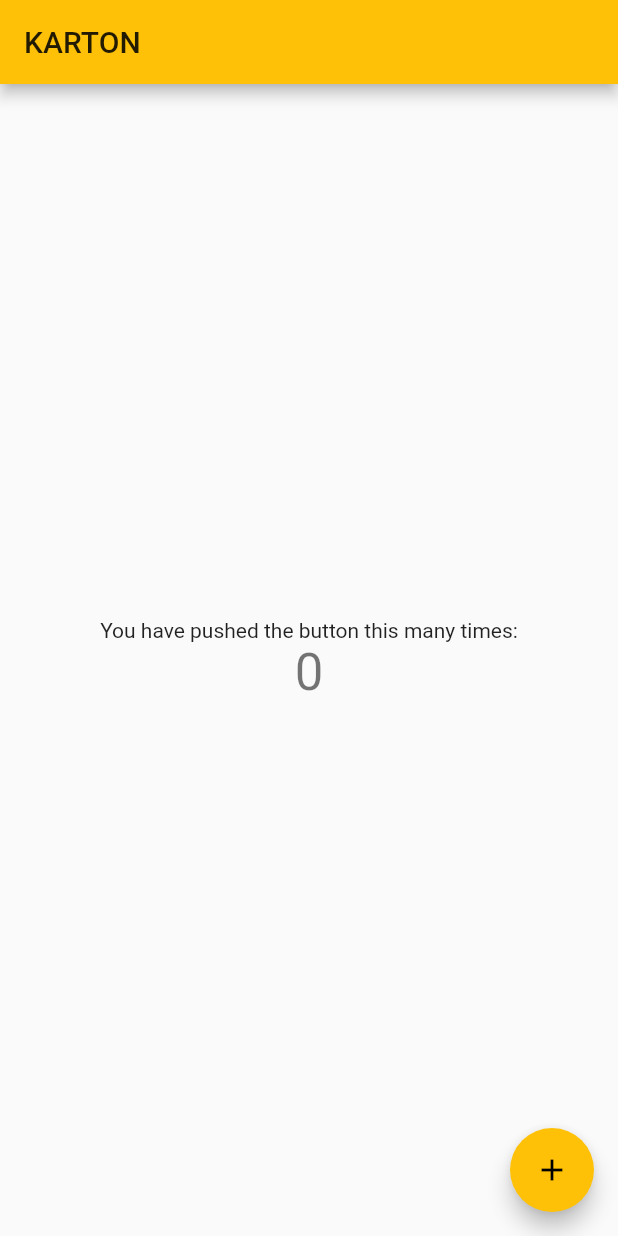
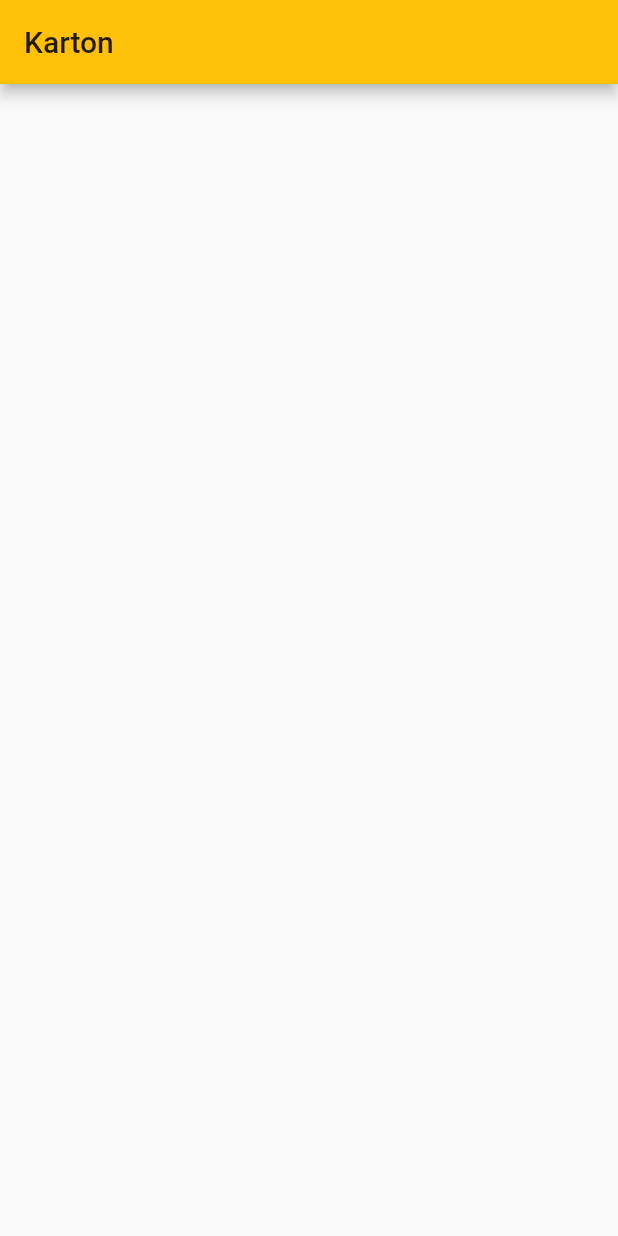
Before and after one commit to ModeAxe/KARTON, a Flutter app: the screen it shows after launch, on a phone screen of 412 x 824 dp. Run offline on Flutter 3.47's test engine with Material 2 defaults, Android fonts, the phone set to English and light mode, and no system bars; our stand-ins replace google_maps_flutter.

Commit message:
Started Maps intergration

```diff
--- a/karton/lib/main.dart
+++ b/karton/lib/main.dart
@@ -1,4 +1,6 @@
 import 'package:flutter/material.dart';
+import 'package:google_maps_flutter/google_maps_flutter.dart';
+
 
 void main() => runApp(MyApp());
 
@@ -11,92 +13,23 @@ class MyApp extends StatelessWidget {
       theme: ThemeData(
         primarySwatch: Colors.amber,
       ),
-      home: HomePage(title: 'KARTON'),
+      home: HomePage(),
     );
   }
 }
 
-class HomePage extends StatefulWidget {
-  HomePage({Key key, this.title}) : super(key: key);
-
-  // This widget is the home page of your application. It is stateful, meaning
-  // that it has a State object (defined below) that contains fields that affect
-  // how it looks.
-
-  // This class is the configuration for the state. It holds the values (in this
-  // case the title) provided by the parent (in this case the App widget) and
-  // used by the build method of the State. Fields in a Widget subclass are
-  // always marked "final".
-
-  final String title;
-
+class HomePage extends StatelessWidget {
   @override
-  _HomePageState createState() => _HomePageState();
-}
-
-class _HomePageState extends State<HomePage> {
-  int _counter = 0;
-
-  void _incrementCounter() {
-    setState(() {
-      // This call to setState tells the Flutter framework that something has
-      // changed in this State, which causes it to rerun the build method below
-      // so that the display can reflect the updated values. If we changed
-      // _counter without calling setState(), then the build method would not be
-      // called again, and so nothing would appear to happen.
-      _counter++;
-    });
-  }
-
-  @override
-  Widget build(BuildContext context) {
-    // This method is rerun every time setState is called, for instance as done
-    // by the _incrementCounter method above.
-    //
-    // The Flutter framework has been optimized to make rerunning build methods
-    // fast, so that you can just rebuild anything that needs updating rather
-    // than having to individually change instances of widgets.
-    return Scaffold(
-      appBar: AppBar(
-        // Here we take the value from the MyHomePage object that was created by
-        // the App.build method, and use it to set our appbar title.
-        title: Text(widget.title),
+  Widget build(BuildContext context){
+    return Scaffold(appBar: AppBar(
+      title: Text("Karton"),
+    ),
+    body: SingleChildScrollView(
+      child: Column(
+        crossAxisAlignment: CrossAxisAlignment.start,
+        children: <Widget>[],
       ),
-      body: Center(
-        // Center is a layout widget. It takes a single child and positions it
-        // in the middle of the parent.
-        child: Column(
-          // Column is also a layout widget. It takes a list of children and
-          // arranges them vertically. By default, it sizes itself to fit its
-          // children horizontally, and tries to be as tall as its parent.
-          //
-          // Invoke "debug painting" (press "p" in the console, choose the
-          // "Toggle Debug Paint" action from the Flutter Inspector in Android
-          // Studio, or the "Toggle Debug Paint" command in Visual Studio Code)
-          // to see the wireframe for each widget.
-          //
-          // Column has various properties to control how it sizes itself and
-          // how it positions its children. Here we use mainAxisAlignment to
-          // center the children vertically; the main axis here is the vertical
-          // axis because Columns are vertical (the cross axis would be
-          // horizontal).
-          mainAxisAlignment: MainAxisAlignment.center,
-          children: <Widget>[
-            Text(
-              'You have pushed the button this many times:',
-            ),
-            Text(
-              '$_counter',
-              style: Theme.of(context).textTheme.display1,
-            ),
-          ],
-        ),
-      ),
-      floatingActionButton: FloatingActionButton(
-        onPressed: _incrementCounter,
-        tooltip: 'Increment',
-        child: Icon(Icons.add),
-      ), // This trailing comma makes auto-formatting nicer for build methods.
+    )
     );
   }
 }
--- a/karton/pubspec.yaml
+++ b/karton/pubspec.yaml
@@ -23,6 +23,7 @@ dependencies:
   # The following adds the Cupertino Icons font to your application.
   # Use with the CupertinoIcons class for iOS style icons.
   cupertino_icons: ^0.1.2
+  google_maps_flutter: ^0.5.21+15
 
 dev_dependencies:
   flutter_test:
```
Also changed, not shown: karton/pubspec.lock, 1 other file.
